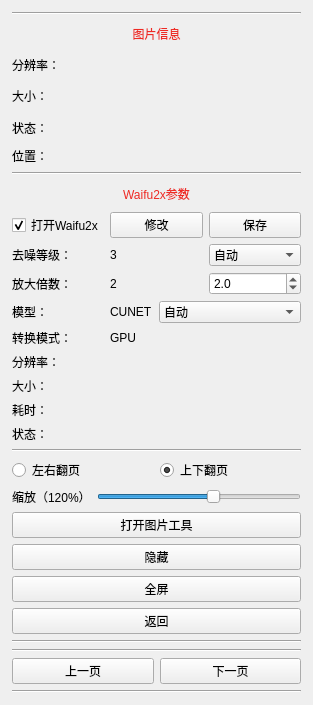
Old version of the form ui/readimg.ui in the repository tonquer/ehentai-qt.
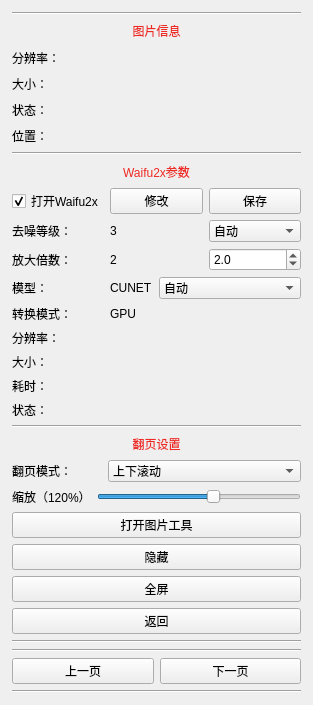
New version of the form.

```diff
--- a/ui/readimg.ui
+++ b/ui/readimg.ui
@@ -393,15 +393,37 @@
          </property>
         </widget>
        </item>
+       <item>
+        <widget class="QLabel" name="label_6">
+         <property name="styleSheet">
+          <string notr="true">color: #ee2a24</string>
+         </property>
+         <property name="text">
+          <string>翻页设置</string>
+         </property>
+         <property name="alignment">
+          <set>Qt::AlignCenter</set>
+         </property>
+        </widget>
+       </item>
        <item>
         <layout class="QHBoxLayout" name="horizontalLayout_4">
          <item>
-          <widget class="QRadioButton" name="radioButton">
+          <widget class="QLabel" name="label_5">
+           <property name="maximumSize">
+            <size>
+             <width>90</width>
+             <height>16777215</height>
+            </size>
+           </property>
+           <property name="styleSheet">
+            <string notr="true"/>
+           </property>
            <property name="text">
-            <string>左右翻页</string>
+            <string>翻页模式：</string>
            </property>
-           <property name="checked">
-            <bool>false</bool>
+           <property name="alignment">
+            <set>Qt::AlignLeading|Qt::AlignLeft|Qt::AlignVCenter</set>
            </property>
            <attribute name="buttonGroup">
             <string notr="true">buttonGroup</string>
@@ -409,16 +431,37 @@
           </widget>
          </item>
          <item>
-          <widget class="QRadioButton" name="radioButton_2">
-           <property name="text">
-            <string>上下翻页</string>
-           </property>
-           <property name="checked">
-            <bool>true</bool>
-           </property>
-           <attribute name="buttonGroup">
-            <string notr="true">buttonGroup</string>
-           </attribute>
+          <widget class="QComboBox" name="comboBox">
+           <item>
+            <property name="text">
+             <string>上下滚动</string>
+            </property>
+           </item>
+           <item>
+            <property name="text">
+             <string>默认</string>
+            </property>
+           </item>
+           <item>
+            <property name="text">
+             <string>左右双页</string>
+            </property>
+           </item>
+           <item>
+            <property name="text">
+             <string>右左双页</string>
+            </property>
+           </item>
+           <item>
+            <property name="text">
+             <string>左右滚动</string>
+            </property>
+           </item>
+           <item>
+            <property name="text">
+             <string>右左滚动</string>
+            </property>
+           </item>
           </widget>
          </item>
         </layout>
```
Left out of the diff: 76 changed lines with no effect on the pictures.
